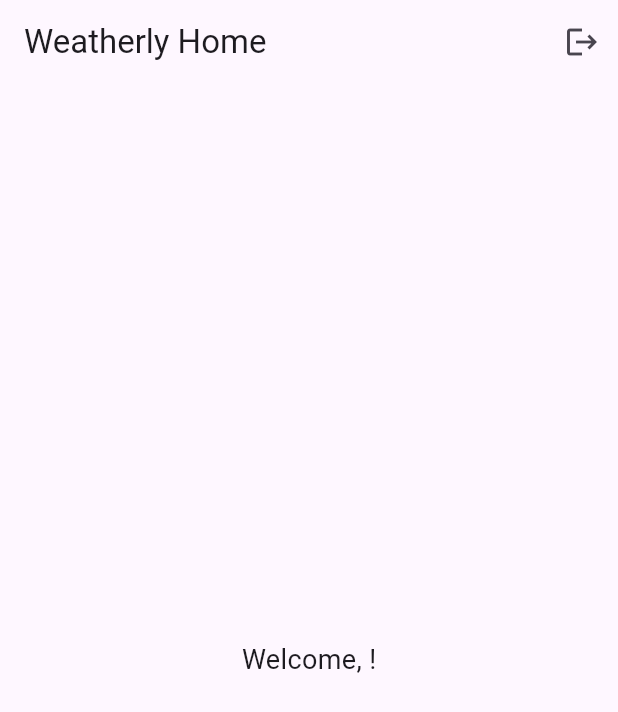
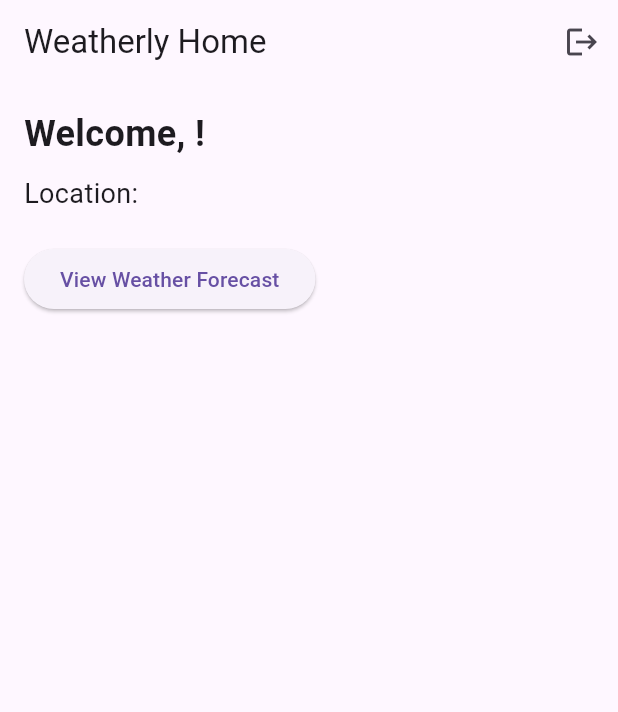
Before and after one commit to anguyen221/Weatherly, a Flutter app: the screen it shows once a user with an empty profile is signed in, on a phone screen of 412 x 824 dp. Shown: the top 712 px of the screen. Run offline on Flutter 3.47's test engine with Material 3 defaults, Android fonts, the phone set to English and light mode, and no system bars; our stand-ins replace cloud_firestore, firebase_auth, firebase_core; accounts and stored records are empty.

Commit message:
Finished setting up home screen and made sure username and location data loads

```diff
--- a/lib/screens/home_screen.dart
+++ b/lib/screens/home_screen.dart
@@ -1,9 +1,9 @@
-// ignore_for_file: use_build_context_synchronously
+// ignore_for_file: use_build_context_synchronously, avoid_print
 
 import 'package:flutter/material.dart';
-import 'package:cloud_firestore/cloud_firestore.dart';
 import 'login_screen.dart';
 import '../services/auth_service.dart';
+import 'package:cloud_firestore/cloud_firestore.dart';
 
 class HomeScreen extends StatefulWidget {
   const HomeScreen({super.key});
@@ -13,22 +13,30 @@ class HomeScreen extends StatefulWidget {
 }
 
 class _HomeScreenState extends State<HomeScreen> {
-  String? username;
+  Future<Map<String, String?>>? userDataFuture;
 
   @override
   void initState() {
     super.initState();
-    _loadUsername();
+    userDataFuture = _loadUserData();
   }
 
-  void _loadUsername() async {
+  Future<Map<String, String?>> _loadUserData() async {
     final uid = AuthService().currentUser?.uid;
     if (uid != null) {
-      final doc = await FirebaseFirestore.instance.collection('users').doc(uid).get();
-      setState(() {
-        username = doc['username'];
-      });
+      try {
+        final doc = await FirebaseFirestore.instance.collection('users').doc(uid).get();
+        if (doc.exists) {
+          return {
+            'username': doc['username'],
+            'location': doc['location'],
+          };
+        }
+      } catch (e) {
+        print("Error loading user data: $e");
+      }
     }
+    return {'username': null, 'location': null};
   }
 
   void _logout() async {
@@ -53,11 +61,48 @@ class _HomeScreenState extends State<HomeScreen> {
           ),
         ],
       ),
-      body: Center(
-        child: Text(
-          username != null ? "Welcome, $username!" : "Loading profile...",
-          style: const TextStyle(fontSize: 18),
-        ),
+      body: FutureBuilder<Map<String, String?>>(
+        future: userDataFuture,
+        builder: (context, snapshot) {
+          if (snapshot.connectionState == ConnectionState.waiting) {
+            return const Center(child: CircularProgressIndicator());
+          }
+          if (snapshot.hasError) {
+            return Center(child: Text('Error: ${snapshot.error}'));
+          }
+
+          final userData = snapshot.data;
+          final username = userData?['username'];
+          final location = userData?['location'];
+
+          return Padding(
+            padding: const EdgeInsets.all(16.0),
+            child: Column(
+              crossAxisAlignment: CrossAxisAlignment.start,
+              children: [
+                username != null
+                    ? Text(
+                        'Welcome, $username!',
+                        style: const TextStyle(fontSize: 24, fontWeight: FontWeight.bold),
+                      )
+                    : const Text("Loading..."),
+                const SizedBox(height: 10),
+                location != null
+                    ? Text(
+                        'Location: $location',
+                        style: const TextStyle(fontSize: 18),
+                      )
+                    : const SizedBox.shrink(),
+                const SizedBox(height: 20),
+                ElevatedButton(
+                  onPressed: () {
+                  },
+                  child: const Text('View Weather Forecast'),
+                ),
+              ],
+            ),
+          );
+        },
       ),
     );
   }
```
